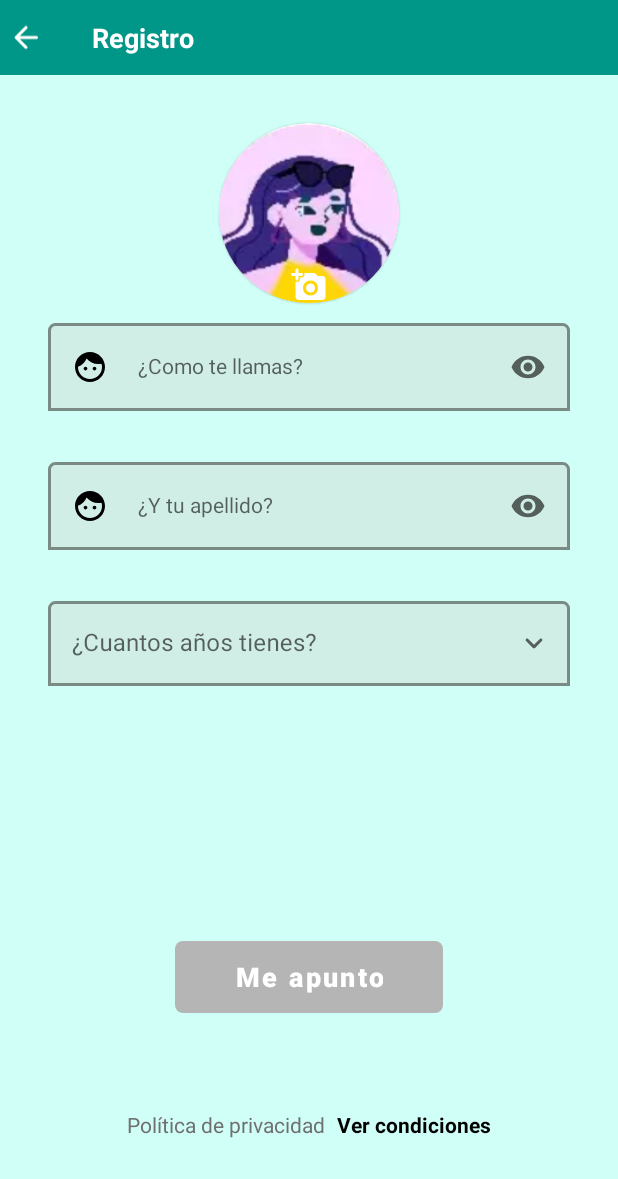
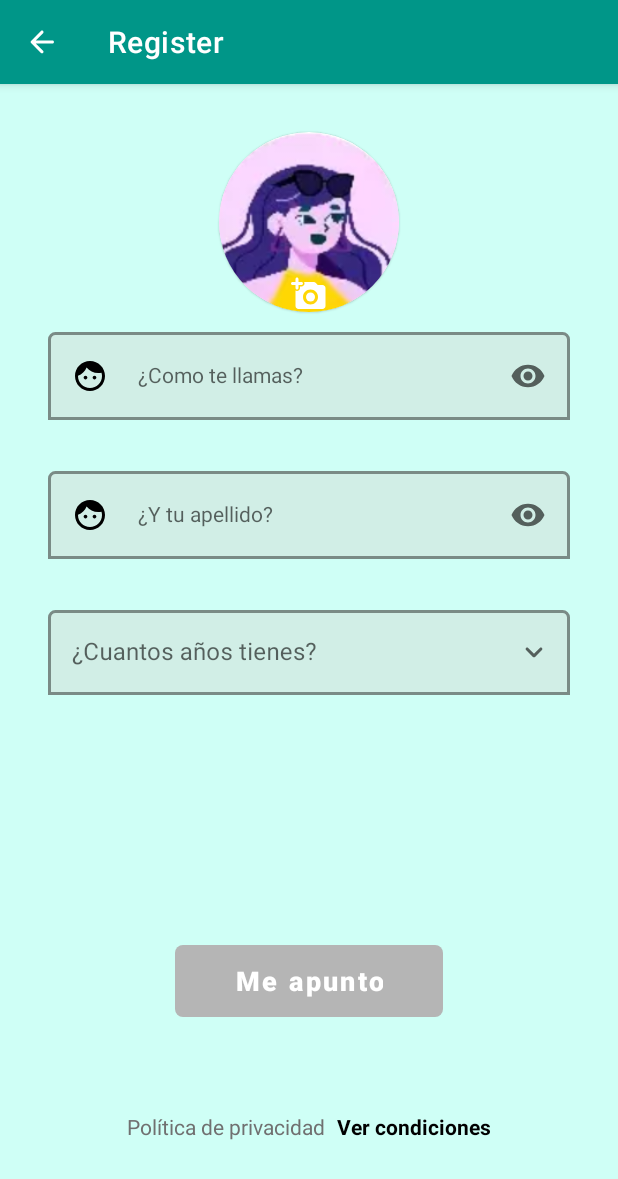
Before and after one commit to michelep2000/Traveling, an Android app: the RegisterFragment screen opened through its navigation route, on a phone screen of 412 x 824 dp. Shown: the top 1179 px of the screen. Run offline under Robolectric (Android 15) with nearby library versions, the phone set to English and light mode, and no system bars.

Commit message:
toolbar in register and home done

```diff
--- a/app/src/main/java/es/travelworld/traveling/LoginFragment.java
+++ b/app/src/main/java/es/travelworld/traveling/LoginFragment.java
@@ -35,6 +35,7 @@ public class LoginFragment extends Fragment {
         super.onViewCreated(view, savedInstanceState);
         setListeners();
         getRegisterArgs();
+        binding.loginButton.setEnabled(true);//TODO: delete line
     }
 
     @Override
@@ -74,7 +75,7 @@ public class LoginFragment extends Fragment {
         binding.materialTextView3Btn.setOnClickListener(view -> Navigation.findNavController(view).navigate(R.id.action_loginFragment_to_registerFragment));
 
         binding.loginButton.setOnClickListener(view -> {
-            if (isCorrectAuth(false)) setArgumentsTuNavigate(view);
+            /*if (isCorrectAuth(false))*/ setArgumentsTuNavigate(view); //TODO: delete comment
         });
 
         setTextViewListeners();
--- a/app/src/main/java/es/travelworld/traveling/RegisterFragment.java
+++ b/app/src/main/java/es/travelworld/traveling/RegisterFragment.java
@@ -10,19 +10,22 @@ import androidx.activity.result.ActivityResultLauncher;
 import androidx.activity.result.contract.ActivityResultContracts;
 import androidx.annotation.NonNull;
 import androidx.annotation.Nullable;
+import androidx.core.content.ContextCompat;
 import androidx.fragment.app.Fragment;
-import androidx.fragment.app.FragmentManager;
-import androidx.fragment.app.FragmentTransaction;
+
 import androidx.navigation.Navigation;
 
 import android.provider.MediaStore;
 import android.text.Editable;
 import android.text.TextWatcher;
-import android.util.Log;
 import android.view.LayoutInflater;
+
 import android.view.View;
 import android.view.ViewGroup;
 import android.widget.ArrayAdapter;
+
+
+import com.google.android.material.appbar.MaterialToolbar;
 
 import es.travelworld.traveling.databinding.RegisterFragmentBinding;
 
@@ -42,12 +45,13 @@ public class RegisterFragment extends Fragment {
         ArrayAdapter<String> arrayAdapter = new ArrayAdapter<>(requireContext(), R.layout.dorpdown_item, ages);
         binding.yearsDropdown.setAdapter(arrayAdapter);
 
+        setToolBar();
         setCameraResultLauncher();
         handleButtonByTextFieldLogic();
 
+
         return binding.getRoot();
     }
-
 
     @Override
     public void onViewCreated(@NonNull View view, @Nullable Bundle savedInstanceState) {
@@ -61,6 +65,12 @@ public class RegisterFragment extends Fragment {
         binding = null;
     }
 
+    private void setToolBar() {
+        MaterialToolbar toolbar = binding.registerToolbar;
+        toolbar.setNavigationIcon(R.drawable.round_arrow_back_black_24dp);
+        toolbar.setNavigationIconTint(ContextCompat.getColor(getContext(), R.color.white));
+        toolbar.setNavigationOnClickListener(view -> getActivity().onBackPressed());
+    }
 
     private void handleButtonByTextFieldLogic() {
 
@@ -107,13 +117,12 @@ public class RegisterFragment extends Fragment {
 
     private void handleDropdownErrors() {
         Editable dropdownText = binding.yearsDropdown.getText();
-        if(!dropdownText.toString().contains("18")){
+        if (!dropdownText.toString().contains("18")) {
             binding.yearsDropdown.setError(getString(R.string.app_not_for_you));
         }
     }
 
     private void setListeners() {
-        binding.goBack.setOnClickListener(view -> Navigation.findNavController(view).navigate(R.id.action_registerFragment_to_loginFragment));
         binding.imgProfile.setOnClickListener(view -> openCamera());
         binding.seeConditionsBtn.setOnClickListener(view -> openWeb());
 
--- /dev/null
+++ b/app/src/main/res/drawable/round_castle_white_24dp.xml
@@ -0,0 +1,4 @@
+<?xml version="1.0" encoding="UTF-8" standalone="no"?>
+<vector xmlns:android="http://schemas.android.com/apk/res/android" android:height="24dp" android:tint="#FFFFFF" android:viewportHeight="24.0" android:viewportWidth="24.0" android:width="24dp">
+  <path android:fillColor="@android:color/white" android:pathData="M22,9c-0.55,0 -1,0.45 -1,1v1h-2V4c0,-0.55 -0.45,-1 -1,-1s-1,0.45 -1,1v1h-2V4c0,-0.55 -0.45,-1 -1,-1s-1,0.45 -1,1v1h-2V4c0,-0.55 -0.45,-1 -1,-1S9,3.45 9,4v1H7V4c0,-0.55 -0.45,-1 -1,-1S5,3.45 5,4v7H3v-1c0,-0.55 -0.45,-1 -1,-1s-1,0.45 -1,1v9c0,1.1 0.9,2 2,2h7v-3c0,-1.1 0.9,-2 2,-2s2,0.9 2,2v3h7c1.1,0 2,-0.9 2,-2v-9C23,9.45 22.55,9 22,9zM11,12H9V9h2V12zM15,12h-2V9h2V12z"/>
+</vector>
--- /dev/null
+++ b/app/src/main/res/drawable/round_directions_car_white_24dp.xml
@@ -0,0 +1,4 @@
+<?xml version="1.0" encoding="UTF-8" standalone="no"?>
+<vector xmlns:android="http://schemas.android.com/apk/res/android" android:height="24dp" android:tint="#FFFFFF" android:viewportHeight="24.0" android:viewportWidth="24.0" android:width="24dp">
+  <path android:fillColor="@android:color/white" android:pathData="M18.92,6.01C18.72,5.42 18.16,5 17.5,5h-11c-0.66,0 -1.21,0.42 -1.42,1.01l-1.97,5.67c-0.07,0.21 -0.11,0.43 -0.11,0.66v7.16c0,0.83 0.67,1.5 1.5,1.5S6,20.33 6,19.5L6,19h12v0.5c0,0.82 0.67,1.5 1.5,1.5 0.82,0 1.5,-0.67 1.5,-1.5v-7.16c0,-0.22 -0.04,-0.45 -0.11,-0.66l-1.97,-5.67zM6.5,16c-0.83,0 -1.5,-0.67 -1.5,-1.5S5.67,13 6.5,13s1.5,0.67 1.5,1.5S7.33,16 6.5,16zM17.5,16c-0.83,0 -1.5,-0.67 -1.5,-1.5s0.67,-1.5 1.5,-1.5 1.5,0.67 1.5,1.5 -0.67,1.5 -1.5,1.5zM5,11l1.27,-3.82c0.14,-0.4 0.52,-0.68 0.95,-0.68h9.56c0.43,0 0.81,0.28 0.95,0.68L19,11L5,11z"/>
+</vector>
--- /dev/null
+++ b/app/src/main/res/drawable/round_menu_black_24dp.xml
@@ -0,0 +1,4 @@
+<?xml version="1.0" encoding="UTF-8" standalone="no"?>
+<vector xmlns:android="http://schemas.android.com/apk/res/android" android:height="24dp" android:tint="#000000" android:viewportHeight="24.0" android:viewportWidth="24.0" android:width="24dp">
+  <path android:fillColor="@android:color/white" android:pathData="M4,18h16c0.55,0 1,-0.45 1,-1s-0.45,-1 -1,-1L4,16c-0.55,0 -1,0.45 -1,1s0.45,1 1,1zM4,13h16c0.55,0 1,-0.45 1,-1s-0.45,-1 -1,-1L4,11c-0.55,0 -1,0.45 -1,1s0.45,1 1,1zM3,7c0,0.55 0.45,1 1,1h16c0.55,0 1,-0.45 1,-1s-0.45,-1 -1,-1L4,6c-0.55,0 -1,0.45 -1,1z"/>
+</vector>
--- a/app/src/main/res/layout/register_fragment.xml
+++ b/app/src/main/res/layout/register_fragment.xml
@@ -7,45 +7,22 @@
     android:background="#cffff6"
     tools:context=".RegisterFragment">
 
-
-    <androidx.constraintlayout.widget.ConstraintLayout
-        android:id="@+id/rlHeaderMain"
+    <com.google.android.material.appbar.AppBarLayout
+        android:id="@+id/register_appbar"
         android:layout_width="match_parent"
-        android:layout_height="50dp"
-        android:layout_alignParentTop="true"
-        android:background="#009688"
-        android:clipChildren="false"
-        android:clipToPadding="false"
-        android:padding="5dp"
+        android:layout_height="wrap_content"
+        app:layout_constraintEnd_toEndOf="parent"
         app:layout_constraintStart_toStartOf="parent"
         app:layout_constraintTop_toTopOf="parent">
 
-        <com.google.android.material.imageview.ShapeableImageView
-            android:id="@+id/go_back"
-            android:layout_width="wrap_content"
-            android:layout_height="match_parent"
-            android:src="@drawable/round_arrow_back_black_24dp"
-            android:tint="#FFFFFF"
-            app:layout_constraintBottom_toBottomOf="parent"
-            app:layout_constraintStart_toStartOf="parent"
-            app:layout_constraintTop_toTopOf="parent" />
 
-        <com.google.android.material.textview.MaterialTextView
-            android:id="@+id/title"
-            android:layout_width="0dp"
-            android:layout_height="wrap_content"
-            android:layout_alignParentBottom="true"
-            android:layout_marginStart="32dp"
-            android:text="@string/registro"
-            android:textColor="#FFFFFF"
-            android:textSize="18sp"
-            android:textStyle="bold"
-            app:layout_constraintBottom_toBottomOf="parent"
-            app:layout_constraintEnd_toEndOf="parent"
-            app:layout_constraintHorizontal_bias="0.0"
-            app:layout_constraintStart_toEndOf="@+id/go_back"
-            app:layout_constraintTop_toTopOf="parent" />
-    </androidx.constraintlayout.widget.ConstraintLayout>
+        <com.google.android.material.appbar.MaterialToolbar
+            android:id="@+id/register_toolbar"
+            app:title="Register"
+            app:titleTextColor="@color/white"
+            android:layout_width="match_parent"
+            android:layout_height="match_parent" />
+    </com.google.android.material.appbar.AppBarLayout>
 
     <com.google.android.material.card.MaterialCardView
         android:id="@+id/card_profile_img"
@@ -55,7 +32,7 @@
         app:cardCornerRadius="60dp"
         app:layout_constraintEnd_toEndOf="parent"
         app:layout_constraintStart_toStartOf="parent"
-        app:layout_constraintTop_toBottomOf="@+id/rlHeaderMain">
+        app:layout_constraintTop_toBottomOf="@+id/register_appbar">
 
         <com.google.android.material.imageview.ShapeableImageView
             android:id="@+id/img_profile"
--- a/app/src/main/res/navigation/nav_graph.xml
+++ b/app/src/main/res/navigation/nav_graph.xml
@@ -14,7 +14,11 @@
         android:id="@+id/homeFragment"
         android:name="es.travelworld.traveling.HomeFragment"
         android:label="home_fragment"
-        tools:layout="@layout/home_fragment" />
+        tools:layout="@layout/home_fragment" >
+        <action
+            android:id="@+id/action_homeFragment_to_lilaFragment"
+            app:destination="@id/lilaFragment" />
+    </fragment>
     <fragment
         android:id="@+id/loginFragment"
         android:name="es.travelworld.traveling.LoginFragment"
@@ -36,4 +40,9 @@
             android:id="@+id/action_registerFragment_to_loginFragment"
             app:destination="@id/loginFragment" />
     </fragment>
+    <fragment
+        android:id="@+id/lilaFragment"
+        android:name="es.travelworld.traveling.LilaFragment"
+        android:label="fragment_lila"
+        tools:layout="@layout/fragment_lila" />
 </navigation>
--- a/app/src/main/res/values-night/themes.xml
+++ b/app/src/main/res/values-night/themes.xml
@@ -2,8 +2,8 @@
     <!-- Base application theme. -->
     <style name="Theme.Traveling" parent="Theme.MaterialComponents.DayNight.NoActionBar">
         <!-- Primary brand color. -->
-        <item name="colorPrimary">@color/purple_200</item>
-        <item name="colorPrimaryVariant">@color/purple_700</item>
+        <item name="colorPrimary">@color/toolbar</item>
+        <item name="colorPrimaryVariant">@color/toolbar</item>
         <item name="colorOnPrimary">@color/black</item>
         <!-- Secondary brand color. -->
         <item name="colorSecondary">@color/teal_200</item>
--- a/app/src/main/res/values/colors.xml
+++ b/app/src/main/res/values/colors.xml
@@ -9,4 +9,6 @@
     <color name="white">#FFFFFFFF</color>
     <color name="yellow">#ffc107</color>
     <color name="grey">#B5B5B5</color>
+    <color name="toolbar">#009688</color>
+    <color name="lila">#B695C0</color>
 </resources>
--- a/app/src/main/res/values/strings.xml
+++ b/app/src/main/res/values/strings.xml
@@ -34,6 +34,8 @@
     <string name="ver_condiciones">Ver condiciones</string>
     <string name="registro">Registro</string>
     <string name="error_login">usuario y/o contraseña inconrrectos</string>
+    <string name="eurodisney">Eurodisney</string>
+    <string name="alquila_un_coche">Alquila un coche</string>
 
     <string-array name="years">
         0-5/6-11/12-17/18-99
@@ -42,5 +44,7 @@
         <item>12–17</item>
         <item>18–99</item>
     </string-array>
+    <!-- TODO: Remove or change this placeholder text -->
+    <string name="hello_blank_fragment">Hello blank fragment</string>
 
 </resources>
--- a/app/src/main/res/values/themes.xml
+++ b/app/src/main/res/values/themes.xml
@@ -2,8 +2,8 @@
     <!-- Base application theme. -->
     <style name="Theme.Traveling" parent="Theme.MaterialComponents.DayNight.NoActionBar">
         <!-- Primary brand color. -->
-        <item name="colorPrimary">@color/purple_500</item>
-        <item name="colorPrimaryVariant">@color/purple_700</item>
+        <item name="colorPrimary">@color/toolbar</item>
+        <item name="colorPrimaryVariant">@color/toolbar</item>
         <item name="colorOnPrimary">@color/black</item>
         <!-- Secondary brand color. -->
         <item name="colorSecondary">@color/teal_200</item>
```
Also changed, not shown: app/src/main/java/es/travelworld/traveling/HomeFragment.java (+58 -4 lines), app/src/main/java/es/travelworld/traveling/LilaFragment.java (added, +64 -0 lines), app/src/main/res/layout/fragment_lila.xml (added, +9 -0 lines), app/src/main/res/layout/home_fragment.xml (+16 -3 lines), app/src/main/res/menu/menu_toolbar_home.xml (added, +15 -0 lines).
